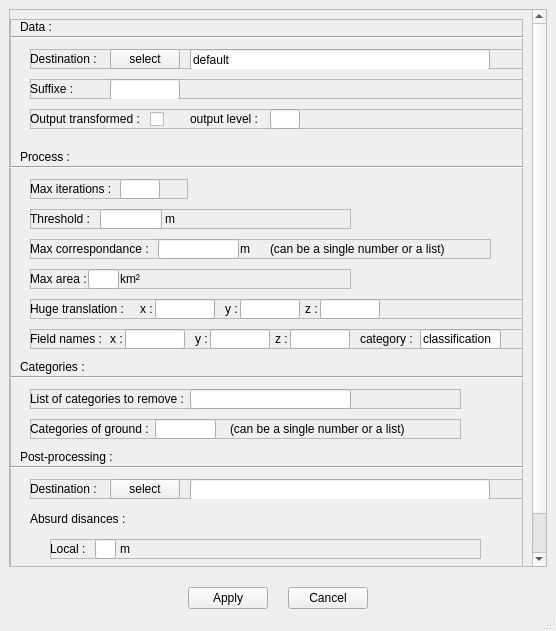
Old version of the form src/gui/advanced_options.ui in the repository destoswa/pointcloud_movement_tracker.
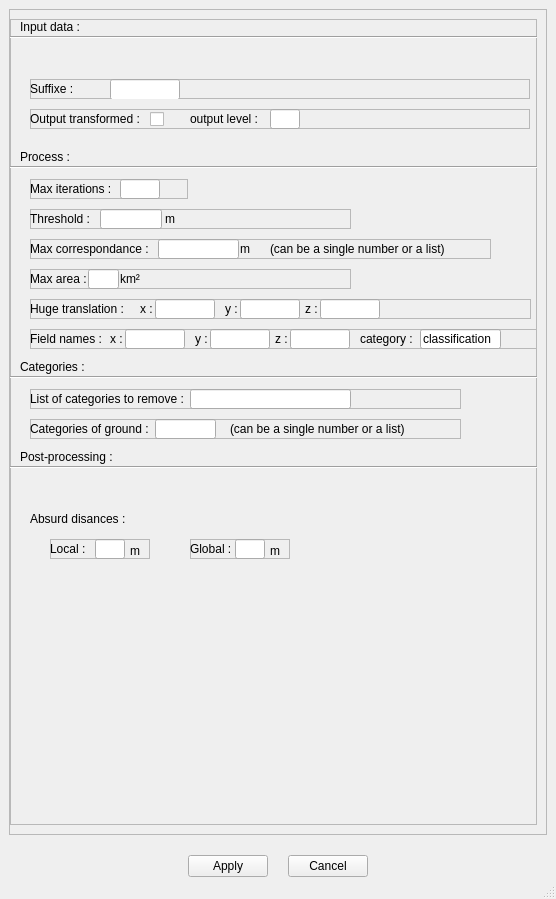
New version of the form.

Patch:
```diff
--- a/src/gui/advanced_options.ui
+++ b/src/gui/advanced_options.ui
@@ -7,7 +7,7 @@
     <x>0</x>
     <y>0</y>
     <width>556</width>
-    <height>631</height>
+    <height>899</height>
    </rect>
   </property>
   <property name="sizePolicy">
@@ -43,8 +43,8 @@
         <rect>
          <x>0</x>
          <y>0</y>
-         <width>519</width>
-         <height>600</height>
+         <width>536</width>
+         <height>799</height>
         </rect>
        </property>
        <property name="minimumSize">
@@ -70,12 +70,12 @@
             <rect>
              <x>10</x>
              <y>0</y>
-             <width>31</width>
+             <width>181</width>
              <height>16</height>
             </rect>
            </property>
            <property name="text">
-            <string>Data :</string>
+            <string>Input data :</string>
            </property>
           </widget>
           <widget class="QLabel" name="label_9">
@@ -172,61 +172,6 @@
             <enum>Qt::Horizontal</enum>
            </property>
           </widget>
-          <widget class="QFrame" name="fr_data_dest">
-           <property name="geometry">
-            <rect>
-             <x>20</x>
-             <y>30</y>
-             <width>500</width>
-             <height>20</height>
-            </rect>
-           </property>
-           <property name="frameShape">
-            <enum>QFrame::StyledPanel</enum>
-           </property>
-           <property name="frameShadow">
-            <enum>QFrame::Raised</enum>
-           </property>
-           <widget class="QLabel" name="label_12">
-            <property name="geometry">
-             <rect>
-              <x>0</x>
-              <y>0</y>
-              <width>70</width>
-              <height>20</height>
-             </rect>
-            </property>
-            <property name="text">
-             <string>Destination : </string>
-            </property>
-           </widget>
-           <widget class="QPushButton" name="btn_data_dest">
-            <property name="geometry">
-             <rect>
-              <x>80</x>
-              <y>0</y>
-              <width>70</width>
-              <height>20</height>
-             </rect>
-            </property>
-            <property name="text">
-             <string>select</string>
-            </property>
-           </widget>
-           <widget class="QLineEdit" name="le_data_dest">
-            <property name="geometry">
-             <rect>
-              <x>160</x>
-              <y>0</y>
-              <width>300</width>
-              <height>21</height>
-             </rect>
-            </property>
-            <property name="text">
-             <string>default</string>
-            </property>
-           </widget>
-          </widget>
           <widget class="QFrame" name="fr_data_suffixe">
            <property name="geometry">
             <rect>
@@ -891,61 +836,6 @@
             <string>Post-processing :</string>
            </property>
           </widget>
-          <widget class="QFrame" name="fr_post_loc">
-           <property name="geometry">
-            <rect>
-             <x>20</x>
-             <y>460</y>
-             <width>500</width>
-             <height>20</height>
-            </rect>
-           </property>
-           <property name="frameShape">
-            <enum>QFrame::StyledPanel</enum>
-           </property>
-           <property name="frameShadow">
-            <enum>QFrame::Raised</enum>
-           </property>
-           <widget class="QLabel" name="label_35">
-            <property name="geometry">
-             <rect>
-              <x>0</x>
-              <y>0</y>
-              <width>70</width>
-              <height>20</height>
-             </rect>
-            </property>
-            <property name="text">
-             <string>Destination : </string>
-            </property>
-           </widget>
-           <widget class="QPushButton" name="btn_post_dest">
-            <property name="geometry">
-             <rect>
-              <x>80</x>
-              <y>0</y>
-              <width>70</width>
-              <height>20</height>
-             </rect>
-            </property>
-            <property name="text">
-             <string>select</string>
-            </property>
-           </widget>
-           <widget class="QLineEdit" name="le_post_dest">
-            <property name="geometry">
-             <rect>
-              <x>160</x>
-              <y>0</y>
-              <width>300</width>
-              <height>21</height>
-             </rect>
-            </property>
-            <property name="text">
-             <string/>
-            </property>
-           </widget>
-          </widget>
           <widget class="QLabel" name="label_36">
            <property name="geometry">
             <rect>
@@ -964,7 +854,7 @@
             <rect>
              <x>40</x>
              <y>520</y>
-             <width>431</width>
+             <width>100</width>
              <height>20</height>
             </rect>
            </property>
@@ -992,7 +882,7 @@
              <rect>
               <x>45</x>
               <y>0</y>
-              <width>21</width>
+              <width>30</width>
               <height>20</height>
              </rect>
             </property>
@@ -1003,8 +893,8 @@
            <widget class="QLabel" name="label_39">
             <property name="geometry">
              <rect>
-              <x>70</x>
-              <y>0</y>
+              <x>80</x>
+              <y>2</y>
               <width>21</width>
               <height>20</height>
              </rect>
@@ -1017,9 +907,9 @@
           <widget class="QFrame" name="fr_absurd_dist_global">
            <property name="geometry">
             <rect>
-             <x>40</x>
-             <y>550</y>
-             <width>431</width>
+             <x>180</x>
+             <y>520</y>
+             <width>100</width>
              <height>20</height>
             </rect>
            </property>
@@ -1047,7 +937,7 @@
              <rect>
               <x>45</x>
               <y>0</y>
-              <width>21</width>
+              <width>30</width>
               <height>20</height>
              </rect>
             </property>
@@ -1058,8 +948,8 @@
            <widget class="QLabel" name="label_40">
             <property name="geometry">
              <rect>
-              <x>70</x>
-              <y>0</y>
+              <x>80</x>
+              <y>2</y>
               <width>21</width>
               <height>20</height>
              </rect>
```
